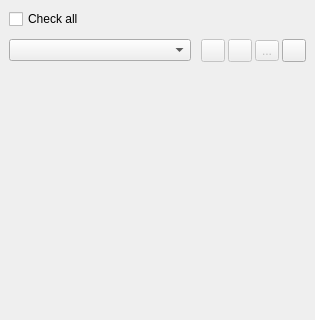
Above: gui/src/sources/sourceswindow.ui from Bionus/imgbrd-grabber before the change; both pictures show x 0 to 315 and y 0 to 320 of the 315 by 557 pixel window. Below: the same form after it.
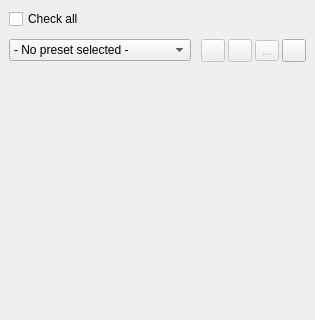
That is the form after the change. Icons and pictures are not drawn.

Commit message: Add name to default preset (fix #1132)

What changed in the file:
```diff
--- a/gui/src/sources/sourceswindow.ui
+++ b/gui/src/sources/sourceswindow.ui
@@ -58,7 +58,7 @@
       <widget class="QComboBox" name="comboPresets">
        <item>
         <property name="text">
-         <string notr="true"/>
+         <string notr="true">- No preset selected -</string>
         </property>
        </item>
       </widget>
```
The commit also changes 1 other file.
